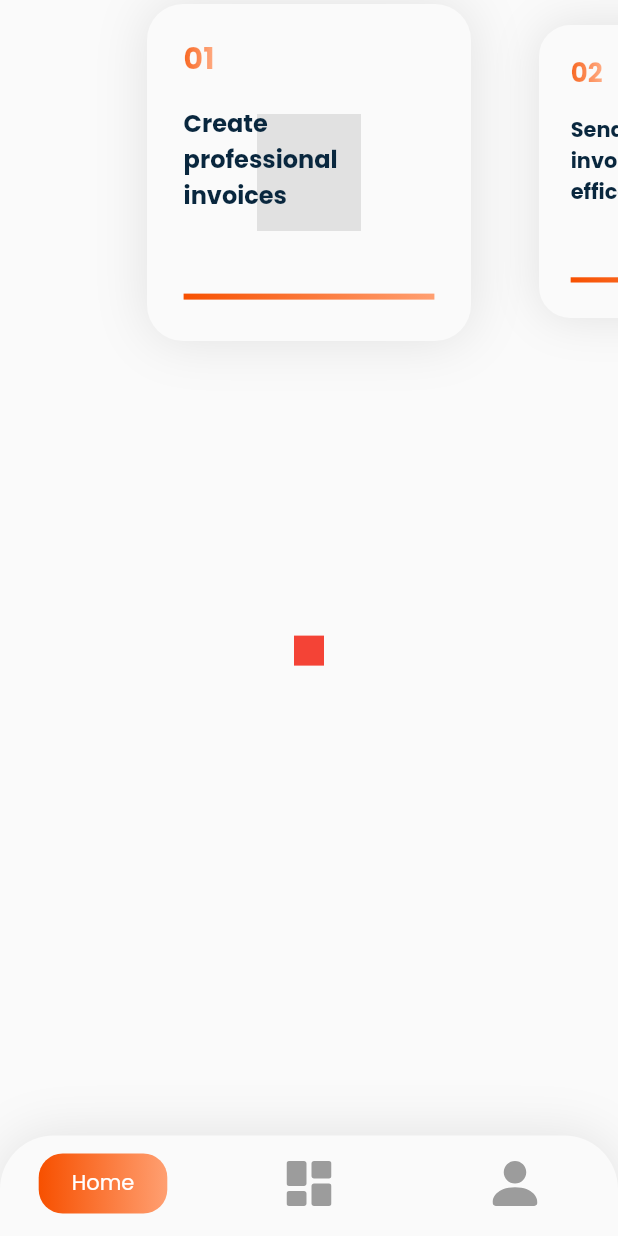
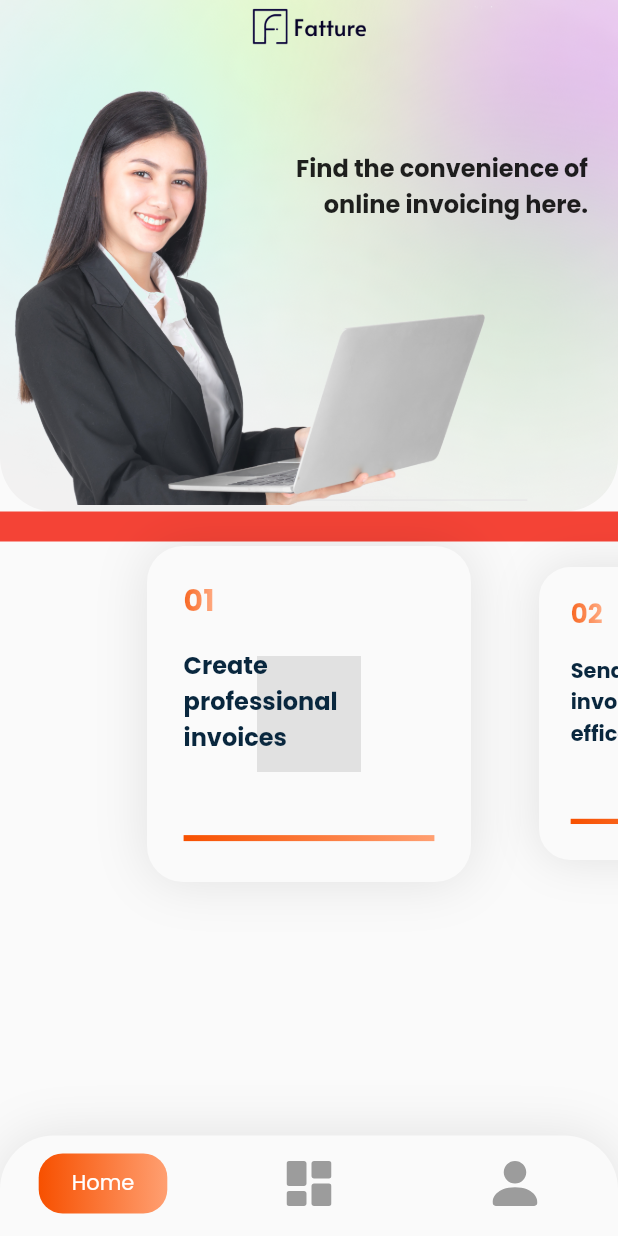
Before and after one commit to Generate-Invoice-System-35/Flutter, a Flutter app: the screen it shows after launch, on a phone screen of 412 x 824 dp. Run offline on Flutter 3.47's test engine with Material 2 defaults, Android fonts, the phone set to English and light mode, and no system bars; drawn by our look-alikes of carousel_slider; our stand-ins replace dio, flutter_svg, shared_preferences.

Commit message:
wip main page

```diff
--- a/lib/screens/main_screen.dart
+++ b/lib/screens/main_screen.dart
@@ -1,9 +1,12 @@
 import 'package:carousel_slider/carousel_slider.dart';
 import 'package:flutter/material.dart';
+import 'package:flutter/services.dart';
 import 'package:flutter/src/foundation/key.dart';
 import 'package:flutter/src/widgets/framework.dart';
+import 'package:flutter_capstone_project/utils/color.constant.dart';
 import 'package:flutter_capstone_project/widgets/bottom_navigator.dart';
 import 'package:flutter_capstone_project/widgets/home_carousel.dart';
+import 'package:flutter_capstone_project/widgets/home_header.dart';
 
 class MainScreen extends StatefulWidget {
   const MainScreen({Key? key}) : super(key: key);
@@ -15,17 +18,24 @@ class MainScreen extends StatefulWidget {
 class _MainScreenState extends State<MainScreen> {
   @override
   Widget build(BuildContext context) {
+    // SystemChrome.setSystemUIOverlayStyle(SystemUiOverlayStyle(statusBarColor: Colors.transparent));
     return Scaffold(
-      body: SafeArea(
+      // extendBodyBehindAppBar: true,
+      body: SingleChildScrollView(
         child: Column(
-          mainAxisSize: MainAxisSize.max,
           children: [
+            HomeHeader(),
+            Container(
+              width: double.infinity,
+              height: 20,
+              color: Colors.red,
+            ),
             HomeCarousel(),
             SizedBox(
               height: 200,
             ),
             Container(
-              height: 20,
+              height: 200,
               width: 20,
               color: Colors.red,
             )
--- a/lib/utils/color.constant.dart
+++ b/lib/utils/color.constant.dart
@@ -33,4 +33,6 @@ class ColorConstant {
   static Color greenLime = HexColor("#E3FFB5");
   static Color lightGray = HexColor("#9C9C9C");
   static Color white = HexColor("#FFFFFF");
+
+  static Color homeHeaderBg = HexColor('#F2F1F1');
 }
--- /dev/null
+++ b/lib/widgets/home_header.dart
@@ -0,0 +1,70 @@
+import 'package:flutter/material.dart';
+import 'package:flutter/src/foundation/key.dart';
+import 'package:flutter/src/widgets/framework.dart';
+import 'package:flutter_capstone_project/utils/color.constant.dart';
+import 'package:flutter_svg/svg.dart';
+
+class HomeHeader extends StatelessWidget {
+  const HomeHeader({Key? key}) : super(key: key);
+
+  @override
+  Widget build(BuildContext context) {
+    return Container(
+      decoration: BoxDecoration(
+        color: ColorConstant.homeHeaderBg,
+        image: const DecorationImage(
+          image: AssetImage("assets/images/gradient-bg.png"),
+          fit: BoxFit.cover,
+          alignment: Alignment.topCenter,
+        ),
+        borderRadius: const BorderRadius.only(
+            bottomLeft: Radius.circular(36), bottomRight: Radius.circular(36)),
+      ),
+      // decoration: BoxDecoration(
+      //   color: Colors.blue[900],
+      // ),
+      height: 341,
+      width: double.infinity,
+      child: SafeArea(
+        child: Stack(
+          children: const [
+            Align(
+              alignment: Alignment.topCenter,
+              child: Image(
+                image: AssetImage(
+                  "assets/images/logo.png",
+                ),
+                height: 35,
+                width: 86,
+              ),
+            ),
+            Positioned(
+              child: Image(
+                image: AssetImage(
+                  "assets/images/business-person.png",
+                ),
+                height: 532,
+                width: 330,
+              ),
+            ),
+            Positioned(
+              top: 100,
+              right: 0,
+              child: Padding(
+                padding: EdgeInsets.only(right: 20),
+                child: Text(
+                  "Find the convenience of\n online invoicing here.",
+                  textAlign: TextAlign.end,
+                  style: TextStyle(
+                    fontSize: 16,
+                    fontWeight: FontWeight.w700,
+                  ),
+                ),
+              ),
+            ),
+          ],
+        ),
+      ),
+    );
+  }
+}
```
Also changed, not shown: assets/images/business-person.png (added), assets/images/gradient-bg.png (added), assets/images/logo.png (added).
